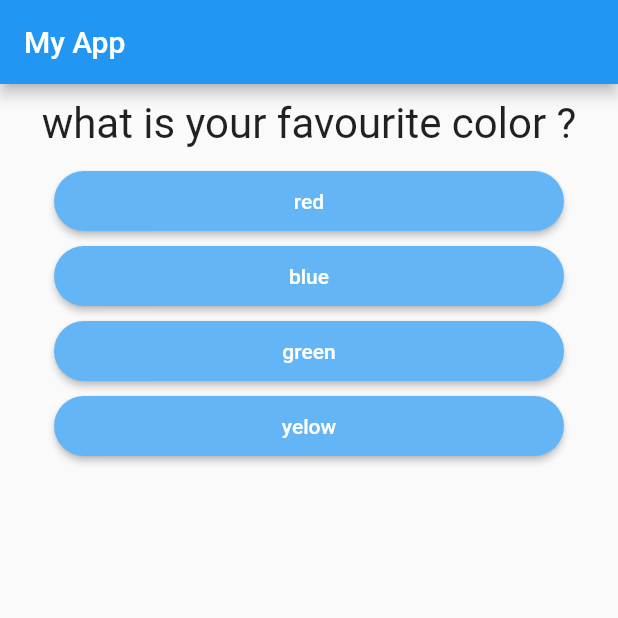
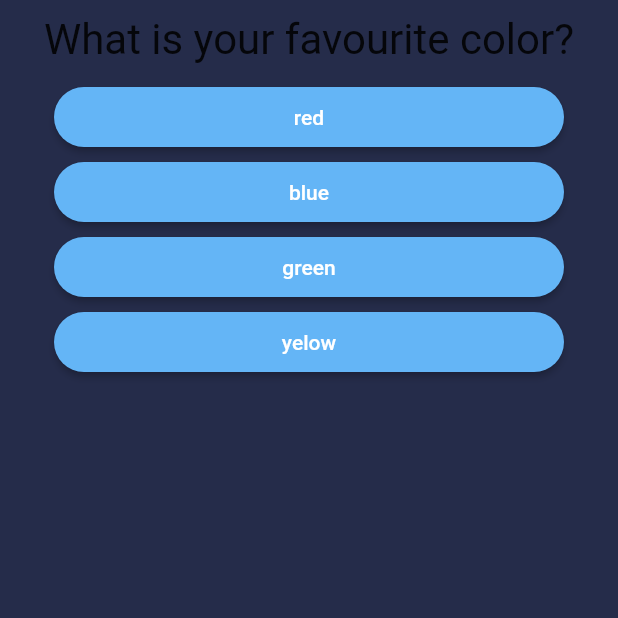
Before and after one commit to devSouvik/personality-tracker, a Flutter app: the screen it shows after launch, on a phone screen of 412 x 824 dp, the top half of it. Run offline on Flutter 3.47's test engine with Material 2 defaults, Android fonts, the phone set to English and light mode, and no system bars.

Commit message:
Update main.dart

```diff
--- a/lib/main.dart
+++ b/lib/main.dart
@@ -12,7 +12,7 @@ class FirstApp extends StatefulWidget {
 class _FirstAppState extends State<FirstApp> {
   final question = const [
     {
-      'questionText': 'what is your favourite color ?',
+      'questionText': 'What is your favourite color?',
       'answers': [
         {'text': 'red', 'score': 9},
         {'text': 'blue', 'score': 8},
@@ -21,7 +21,7 @@ class _FirstAppState extends State<FirstApp> {
       ]
     },
     {
-      'questionText': 'who is your favourite teacher ?',
+      'questionText': 'Who is your favourite teacher?',
       'answers': [
         {'text': 'tim', 'score': 9},
         {'text': 'paul', 'score': 8},
@@ -30,7 +30,7 @@ class _FirstAppState extends State<FirstApp> {
       ]
     },
     {
-      'questionText': 'what is your favourite game ?',
+      'questionText': 'What is your favourite game?',
       'answers': [
         {'text': 'table tennis', 'score': 9},
         {'text': 'hockey', 'score': 8},
@@ -67,15 +67,16 @@ class _FirstAppState extends State<FirstApp> {
     return MaterialApp(
       debugShowCheckedModeBanner: false,
       home: Scaffold(
-        appBar: AppBar(
-          title: Text('My App'),
-        ),
+        // appBar: AppBar(
+        //   title: Text('My App'),
+        // ),
         body: _questionIndex < question.length
             ? Quiz(
                 question: question,
                 questionIndex: _questionIndex,
                 answerQuestion: _answerQuestion)
             : Results(_totalScore, _resetGame),
+            backgroundColor: const Color(0xFF252C4A),
       ),
     );
   }
```
